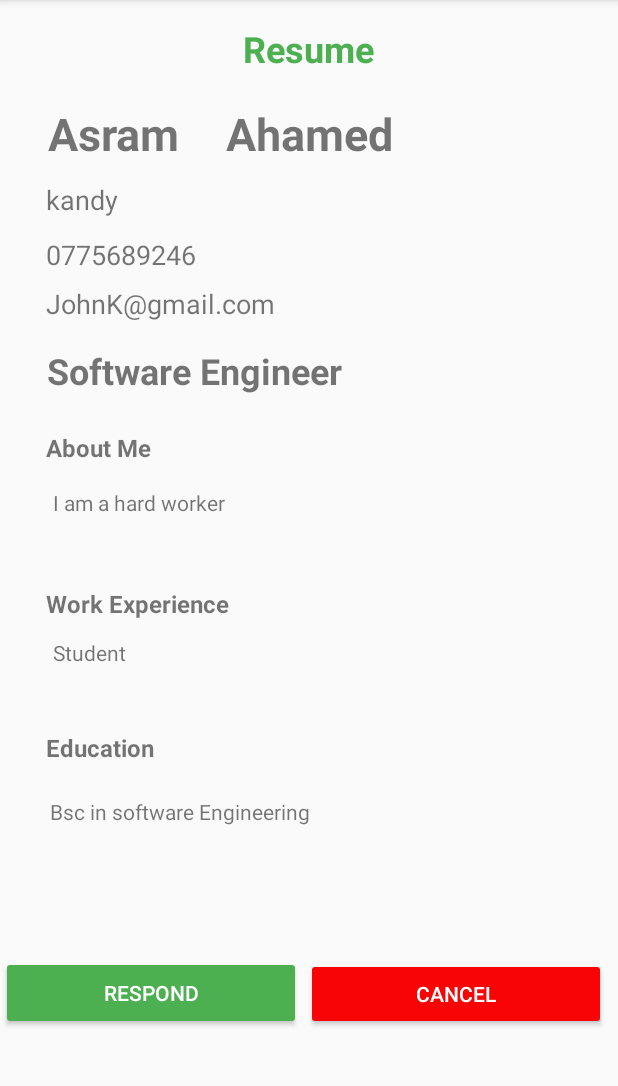
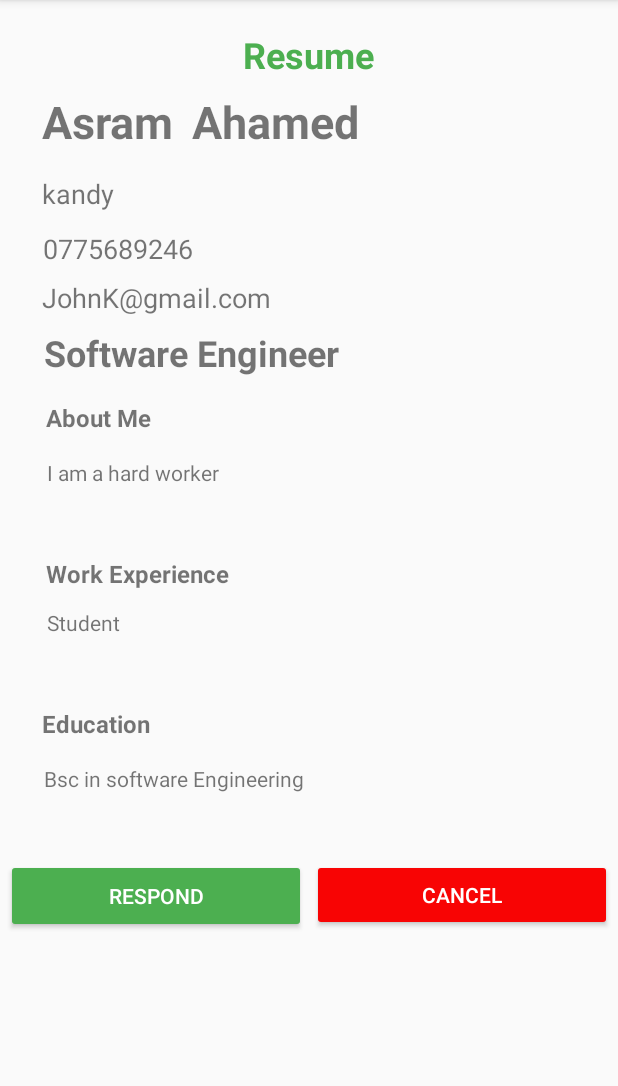
Before and after one commit to AkeelMNM/MADDProject, an Android app: the CompanyViewResumeActivity screen opened directly, with no data from a screen before it, on a phone screen of 412 x 824 dp, the part 84-1170 px from its top. Run offline under Robolectric (Android 15) with nearby library versions, the phone set to English and light mode, and no system bars; our stand-ins replace Firebase (no records; nobody signed in at launch, a user with empty details on screens opened directly); Roboto replaces fonts that are not available here; 1 statement that could not run was skipped.

```diff
--- a/app/src/main/AndroidManifest.xml
+++ b/app/src/main/AndroidManifest.xml
@@ -24,7 +24,7 @@
         <activity android:name=".SearchActivity" />
 
         <activity android:name=".UserViewAppliedCompanyRequestActivity" />
-        <activity android:name=".CompViewAllApplicantJobRequestActivity" /> >
+        <activity android:name=".CompViewAllApplicantJobRequestActivity" />
 
         <activity android:name=".CompanyViewResumeActivity" />
         <activity android:name=".ResumeMain" />
@@ -43,7 +43,7 @@
         <activity android:name=".JobAdUpdateActivity" />
         <activity android:name=".JobAdCreateActivity" />
         <activity android:name=".AdminHomeActivity" />
-        <activity android:name=".CompanyHomeActivity"/> >
+        <activity android:name=".CompanyHomeActivity"/>
         <activity android:name=".MainActivity"/>
         <activity android:name=".UserViewJobActivity">
 
--- a/app/src/main/java/com/firstapp/jobfixer/AdminHomeActivity.java
+++ b/app/src/main/java/com/firstapp/jobfixer/AdminHomeActivity.java
@@ -83,8 +83,8 @@ public class AdminHomeActivity extends AppCompatActivity {
     }
 
     private void helpCenter() {
-         /*Intent intent = new Intent(MainActivity.this,HelpCenterActivity.class);
-        startActivity(intent);*/
+         Intent intent = new Intent(AdminHomeActivity.this,HelpCenterActivity.class);
+        startActivity(intent);
     }
 
     @Override
--- a/app/src/main/java/com/firstapp/jobfixer/ComReplyToJobRequestedUserActivity.java
+++ b/app/src/main/java/com/firstapp/jobfixer/ComReplyToJobRequestedUserActivity.java
@@ -47,8 +47,8 @@ public class ComReplyToJobRequestedUserActivity extends AppCompatActivity {
 
         /** Retrieving the RecycleView item details from JobAdAdminViewActivity.java class via Intent**/
         Bundle bundle = getIntent().getExtras();
-        compName.setText(bundle.getString(SessionApplication.getUserName()));
-        compEmail.setText(bundle.getString(SessionApplication.getUserEmail()));
+        compName.setText(SessionApplication.getUserName());
+        compEmail.setText(SessionApplication.getUserEmail());
         AppName.setText(bundle.getString("AppName"));
         AppEmail.setText(bundle.getString("AppEmail"));
         uId=bundle.getString("ApplicantID");
--- a/app/src/main/java/com/firstapp/jobfixer/CompanyHomeActivity.java
+++ b/app/src/main/java/com/firstapp/jobfixer/CompanyHomeActivity.java
@@ -36,6 +36,7 @@ public class CompanyHomeActivity extends AppCompatActivity {
             @Override
             public void onClick(View v) {
                 Intent intent = new Intent(CompanyHomeActivity.this,CompanyViewJobActivity.class);
+                startActivity(intent);
             }
         });
 
@@ -91,8 +92,8 @@ public class CompanyHomeActivity extends AppCompatActivity {
     }
 
     private void helpCenter() {
-         /*Intent intent = new Intent(MainActivity.this,HelpCenterActivity.class);
-        startActivity(intent);*/
+         Intent intent = new Intent(CompanyHomeActivity.this,HelpCenterActivity.class);
+        startActivity(intent);
     }
 
     @Override
--- a/app/src/main/java/com/firstapp/jobfixer/CreateResume.java
+++ b/app/src/main/java/com/firstapp/jobfixer/CreateResume.java
@@ -83,7 +83,7 @@ public class CreateResume extends AppCompatActivity {
             public void onDataChange(@NonNull DataSnapshot dataSnapshot) {
                 Resume resume = new Resume();
 
-                resume.setUserId("Us02");
+                resume.setUserId(SessionApplication.getUserID());
                 resume.setFirstName(firstName.getText().toString().trim());
                 resume.setLastName(lastName.getText().toString().trim());
                 resume.setPhone(phone.getText().toString().trim());
@@ -93,7 +93,7 @@ public class CreateResume extends AppCompatActivity {
                 resume.setWorkExp(workExperience.getText().toString().trim());
                 resume.setAboutMe(aboutMe.getText().toString().trim());
                 resume.setJobCat("IT");
-                resume.setJobTit("Software Eng");
+                resume.setJobTit("Software Engineer");
 
 
 
--- a/app/src/main/java/com/firstapp/jobfixer/JobAdAdminViewActivity.java
+++ b/app/src/main/java/com/firstapp/jobfixer/JobAdAdminViewActivity.java
@@ -147,8 +147,8 @@ public class JobAdAdminViewActivity extends AppCompatActivity {
     }
 
     private void helpCenter() {
-         /*Intent intent = new Intent(MainActivity.this,HelpCenterActivity.class);
-        startActivity(intent);*/
+         Intent intent = new Intent(JobAdAdminViewActivity.this,HelpCenterActivity.class);
+        startActivity(intent);
     }
 
     @Override
--- a/app/src/main/java/com/firstapp/jobfixer/JobAdUpdateActivity.java
+++ b/app/src/main/java/com/firstapp/jobfixer/JobAdUpdateActivity.java
@@ -170,8 +170,8 @@ public class JobAdUpdateActivity extends AppCompatActivity {
     }
 
     private void helpCenter() {
-         /*Intent intent = new Intent(MainActivity.this,HelpCenterActivity.class);
-        startActivity(intent);*/
+         Intent intent = new Intent(JobAdUpdateActivity.this,HelpCenterActivity.class);
+        startActivity(intent);
     }
 
     @Override
--- a/app/src/main/java/com/firstapp/jobfixer/JobViewForUserActivity.java
+++ b/app/src/main/java/com/firstapp/jobfixer/JobViewForUserActivity.java
@@ -128,8 +128,8 @@ public class JobViewForUserActivity extends AppCompatActivity {
     }
 
     private void helpCenter() {
-         /*Intent intent = new Intent(MainActivity.this,HelpCenterActivity.class);
-        startActivity(intent);*/
+         Intent intent = new Intent(JobViewForUserActivity.this,HelpCenterActivity.class);
+        startActivity(intent);
     }
 
     @Override
--- a/app/src/main/res/layout/activity_admin_home.xml
+++ b/app/src/main/res/layout/activity_admin_home.xml
@@ -17,10 +17,12 @@
         android:focusableInTouchMode="false"
         android:text="@string/create_ad"
         android:textColor="#FFFFFF"
+        app:layout_constraintBottom_toBottomOf="parent"
         app:layout_constraintEnd_toStartOf="@+id/btnAdminHelpCenter"
         app:layout_constraintHorizontal_bias="0.5"
         app:layout_constraintStart_toStartOf="parent"
-        app:layout_constraintTop_toBottomOf="@+id/txtWelMsg2" />
+        app:layout_constraintTop_toBottomOf="@+id/txtWelMsg2"
+        app:layout_constraintVertical_bias="0.0" />
 
     <Button
         android:id="@+id/btnAdminHelpCenter"
--- a/app/src/main/res/layout/activity_company_view_resume.xml
+++ b/app/src/main/res/layout/activity_company_view_resume.xml
@@ -10,7 +10,7 @@
         android:id="@+id/textView10"
         android:layout_width="wrap_content"
         android:layout_height="wrap_content"
-        android:layout_marginTop="16dp"
+        android:layout_marginTop="20dp"
         android:text="@string/v_head"
         android:textColor="#4CAF50"
         android:textSize="24sp"
@@ -24,13 +24,11 @@
         android:id="@+id/compVfname"
         android:layout_width="100dp"
         android:layout_height="44dp"
-        android:layout_marginStart="32dp"
-        android:layout_marginTop="20dp"
+        android:layout_marginStart="28dp"
+        android:layout_marginTop="8dp"
         android:text="Asram"
         android:textSize="30sp"
         android:textStyle="bold"
-        app:layout_constraintEnd_toStartOf="@+id/compVLname"
-        app:layout_constraintHorizontal_bias="0.0"
         app:layout_constraintStart_toStartOf="parent"
         app:layout_constraintTop_toBottomOf="@+id/textView10" />
 
@@ -42,7 +40,7 @@
         android:text="@string/v_phone"
         android:textSize="18sp"
         app:layout_constraintEnd_toEndOf="parent"
-        app:layout_constraintHorizontal_bias="0.099"
+        app:layout_constraintHorizontal_bias="0.092"
         app:layout_constraintStart_toStartOf="parent"
         app:layout_constraintTop_toBottomOf="@+id/compVLocation" />
 
@@ -50,11 +48,11 @@
         android:id="@+id/compVLocation"
         android:layout_width="wrap_content"
         android:layout_height="wrap_content"
-        android:layout_marginTop="8dp"
+        android:layout_marginTop="12dp"
         android:text="@string/v_city"
         android:textSize="18sp"
         app:layout_constraintEnd_toEndOf="parent"
-        app:layout_constraintHorizontal_bias="0.085"
+        app:layout_constraintHorizontal_bias="0.077"
         app:layout_constraintStart_toStartOf="parent"
         app:layout_constraintTop_toBottomOf="@+id/compVfname" />
 
@@ -66,7 +64,7 @@
         android:text="@string/v_mail"
         android:textSize="18sp"
         app:layout_constraintEnd_toEndOf="parent"
-        app:layout_constraintHorizontal_bias="0.119"
+        app:layout_constraintHorizontal_bias="0.107"
         app:layout_constraintStart_toStartOf="parent"
         app:layout_constraintTop_toBottomOf="@+id/compVPhone" />
 
@@ -74,12 +72,12 @@
         android:id="@+id/compVJobs"
         android:layout_width="wrap_content"
         android:layout_height="wrap_content"
-        android:layout_marginTop="16dp"
+        android:layout_marginTop="8dp"
         android:text="@string/v_Role"
         android:textSize="24sp"
         android:textStyle="bold"
         app:layout_constraintEnd_toEndOf="parent"
-        app:layout_constraintHorizontal_bias="0.145"
+        app:layout_constraintHorizontal_bias="0.136"
         app:layout_constraintStart_toStartOf="parent"
         app:layout_constraintTop_toBottomOf="@+id/compVEmail" />
 
@@ -87,7 +85,7 @@
         android:id="@+id/textView16"
         android:layout_width="wrap_content"
         android:layout_height="wrap_content"
-        android:layout_marginTop="24dp"
+        android:layout_marginTop="16dp"
         android:text="@string/v_Abt"
         android:textSize="16sp"
         android:textStyle="bold"
@@ -103,7 +101,7 @@
         android:layout_marginTop="16dp"
         android:text="@string/v_abtDetail"
         app:layout_constraintEnd_toEndOf="parent"
-        app:layout_constraintHorizontal_bias="0.522"
+        app:layout_constraintHorizontal_bias="0.462"
         app:layout_constraintStart_toStartOf="parent"
         app:layout_constraintTop_toBottomOf="@+id/textView16" />
 
@@ -127,7 +125,7 @@
         android:layout_marginTop="12dp"
         android:text="@string/v_wrkDetails"
         app:layout_constraintEnd_toEndOf="parent"
-        app:layout_constraintHorizontal_bias="0.522"
+        app:layout_constraintHorizontal_bias="0.462"
         app:layout_constraintStart_toStartOf="parent"
         app:layout_constraintTop_toBottomOf="@+id/textView18" />
 
@@ -135,70 +133,66 @@
         android:id="@+id/textView20"
         android:layout_width="wrap_content"
         android:layout_height="wrap_content"
-        android:layout_marginTop="12dp"
+        android:layout_marginTop="16dp"
         android:text="@string/v_Edu"
         android:textSize="16sp"
         android:textStyle="bold"
         app:layout_constraintEnd_toEndOf="parent"
-        app:layout_constraintHorizontal_bias="0.091"
+        app:layout_constraintHorizontal_bias="0.082"
         app:layout_constraintStart_toStartOf="parent"
         app:layout_constraintTop_toBottomOf="@+id/compVWorkExp" />
 
     <TextView
         android:id="@+id/compVEduc"
-        android:layout_width="334dp"
-        android:layout_height="50dp"
-        android:layout_marginTop="8dp"
+        android:layout_width="343dp"
+        android:layout_height="47dp"
+        android:layout_marginTop="16dp"
         android:text="@string/v_eduDetail"
-        app:layout_constraintBottom_toBottomOf="parent"
         app:layout_constraintEnd_toEndOf="parent"
-        app:layout_constraintHorizontal_bias="0.428"
+        app:layout_constraintHorizontal_bias="0.426"
         app:layout_constraintStart_toStartOf="parent"
-        app:layout_constraintTop_toBottomOf="@+id/textView20"
-        app:layout_constraintVertical_bias="0.07" />
+        app:layout_constraintTop_toBottomOf="@+id/textView20" />
 
     <Button
         android:id="@+id/btncompVrespond"
         style="@style/Widget.AppCompat.Button.Colored"
         android:layout_width="200dp"
         android:layout_height="49dp"
-        android:layout_marginTop="33dp"
+        android:layout_marginTop="16dp"
         android:backgroundTint="#4CAF50"
         android:text="@string/company_response"
         app:layout_constraintBottom_toBottomOf="parent"
         app:layout_constraintEnd_toStartOf="@+id/btncompVCancel"
-        app:layout_constraintHorizontal_bias="0.21"
+        app:layout_constraintHorizontal_bias="0.5"
         app:layout_constraintStart_toStartOf="parent"
         app:layout_constraintTop_toBottomOf="@+id/compVEduc"
-        app:layout_constraintVertical_bias="0.22" />
+        app:layout_constraintVertical_bias="0.0" />
 
     <Button
         android:id="@+id/btncompVCancel"
         style="@style/Widget.AppCompat.Button.Colored"
         android:layout_width="200dp"
         android:layout_height="wrap_content"
-        android:layout_marginTop="33dp"
-        android:layout_marginEnd="8dp"
+        android:layout_marginTop="16dp"
         android:backgroundTint="#F80404"
         android:text="@string/company_cancel"
         app:layout_constraintBottom_toBottomOf="parent"
         app:layout_constraintEnd_toEndOf="parent"
+        app:layout_constraintHorizontal_bias="0.5"
+        app:layout_constraintStart_toEndOf="@+id/btncompVrespond"
         app:layout_constraintTop_toBottomOf="@+id/compVEduc"
-        app:layout_constraintVertical_bias="0.229" />
+        app:layout_constraintVertical_bias="0.0" />
 
     <TextView
         android:id="@+id/compVLname"
         android:layout_width="117dp"
         android:layout_height="43dp"
-        android:layout_marginStart="18dp"
-        android:layout_marginTop="11dp"
-        android:layout_marginEnd="144dp"
-        android:layout_marginBottom="69dp"
+        android:layout_marginTop="8dp"
         android:text="Ahamed"
         android:textSize="30sp"
         android:textStyle="bold"
-        app:layout_constraintBottom_toTopOf="@+id/compVEmail"
         app:layout_constraintEnd_toEndOf="parent"
+        app:layout_constraintHorizontal_bias="0.0"
         app:layout_constraintStart_toEndOf="@+id/compVfname"
         app:layout_constraintTop_toBottomOf="@+id/textView10" />
 
--- a/app/src/main/res/values/strings.xml
+++ b/app/src/main/res/values/strings.xml
@@ -57,9 +57,7 @@
     <string name="job_view_name">Software Engineer</string>
     <string name="comp_view_name">Sysco Lab </string>
     <string name="com_view_add">Colombo 02</string>
-    <!--<string name="job_view_t">Full Time</string>-->
-    <!--<string name="job_view_ad">AD</string>-->
-    <string name="job_view_sal">Up to 60000/Month</string>
+    <string name="job_view_sal">60000</string>
     <!--<string name="ad_view_cte_btn">Create Advertisements</string>-->
     <string name="view_remove_btn">Remove</string>
     <string name="view_update_btn">Update</string>
```
Also changed, not shown: app/src/main/java/com/firstapp/jobfixer/CompanyViewResumeActivity.java (+9 -0 lines), app/src/main/java/com/firstapp/jobfixer/JobAdCreateActivity.java (+50 -22 lines), app/src/main/java/com/firstapp/jobfixer/LoginActivity.java (+33 -2 lines), app/src/main/java/com/firstapp/jobfixer/MainActivity.java (+12 -5 lines), app/src/main/java/com/firstapp/jobfixer/SessionApplication.java (+11 -0 lines), app/src/main/java/com/firstapp/jobfixer/ViewAdapters/AdRecycleViewAdapter.java (+1 -6 lines), app/src/main/res/layout/activity_job_ad_create.xml (+5 -5 lines), app/src/main/res/layout/admin_ad_view_recyleview_layout.xml (+7 -4 lines), app/src/main/res/layout/user_home_ad_recyclerview_layout.xml (+8 -4 lines).
